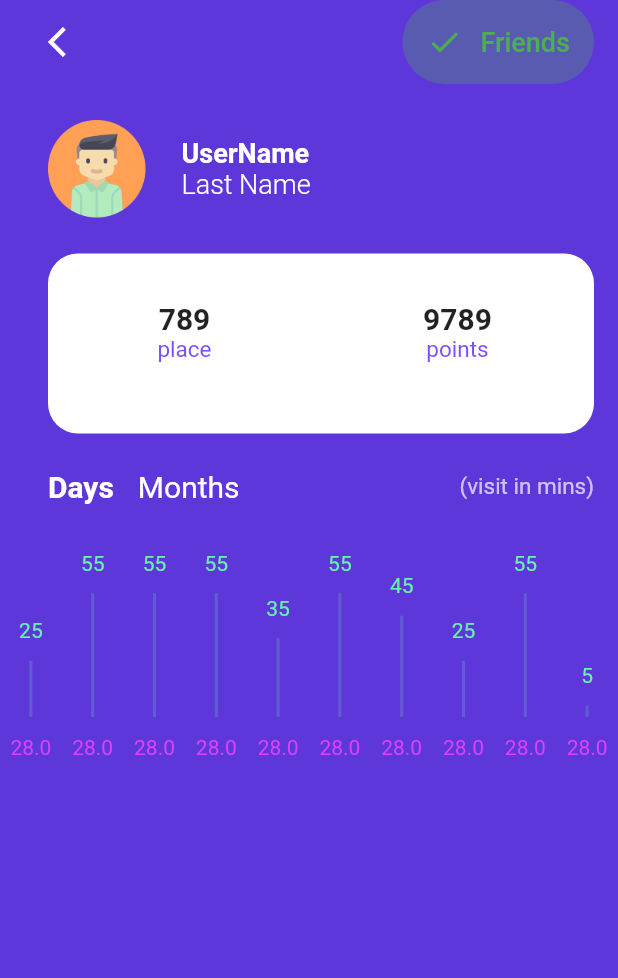
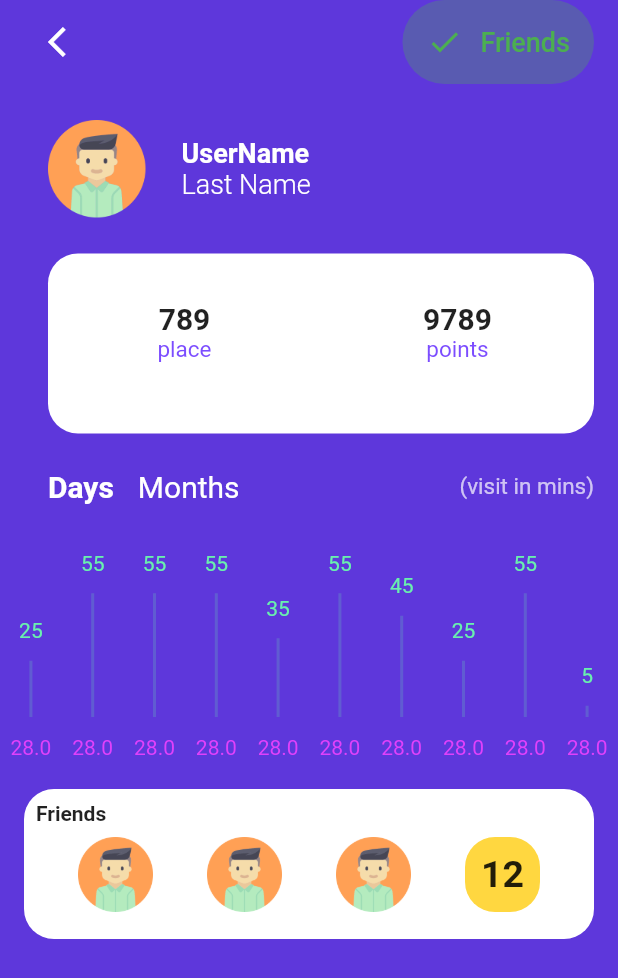
Before and after one commit to OpsonDuran/fitnessapp, a Flutter app: the screen it shows after launch, on a phone screen of 412 x 824 dp. Shown: the top 978 px of the screen. Run offline on Flutter 3.47's test engine with Material 2 defaults, Android fonts, the phone set to English and light mode, and no system bars.

Commit message:
add final widgets and restructuring in class

```diff
--- /dev/null
+++ b/lib/ui/friends_widget.dart
@@ -0,0 +1,74 @@
+import 'package:flutter/material.dart';
+
+class FriendsWidget extends StatelessWidget{
+  @override
+  Widget build(BuildContext context) {
+    return Padding(
+      padding: const EdgeInsets.all(16.0),
+      child: Container(
+          height: 100,
+          decoration: BoxDecoration(
+              color: Colors.white,
+              borderRadius: BorderRadius.circular(20.0)
+          ),
+          child: Padding(
+            padding: const EdgeInsets.all(8.0),
+            child: Column(
+              crossAxisAlignment: CrossAxisAlignment.start,
+              children: <Widget>[
+                Text("Friends",style: TextStyle(
+                  fontWeight: FontWeight.bold ,
+                ),textAlign: TextAlign.start,),
+                Row(
+                  mainAxisAlignment: MainAxisAlignment.spaceEvenly,
+                  children: <Widget>[
+                    friendWidget("assets/Avatar-Image.png"),
+                    friendWidget("assets/Avatar-Image.png"),
+                    friendWidget("assets/Avatar-Image.png"),
+                    Padding(
+                      padding: const EdgeInsets.all(8.0),
+                      child: Container(
+                          height: 50.0,
+                          width: 50.0,
+                          decoration: BoxDecoration(
+                            borderRadius: BorderRadius.circular(20.0),
+                            color: Colors.amberAccent,
+
+                          ),
+
+                          child : Center(
+                            child: Text("12",style: TextStyle(
+                              fontWeight: FontWeight.bold,
+                              fontSize: 25.0,
+                            ),textAlign: TextAlign.center,
+
+                            ),
+                          )
+                      ),
+                    ),
+                  ],
+                )
+              ],
+            ),
+          )
+      ),
+    );
+  }
+
+
+
+  Widget friendWidget(String image) {
+    return Padding(
+      padding: const EdgeInsets.all(8.0),
+      child: Container(
+        height: 50.0,
+        width: 50.0,
+        decoration: BoxDecoration(
+            borderRadius: BorderRadius.circular(20.0),
+            image: DecorationImage(image: AssetImage(image))
+        ),
+      ),
+    );
+  }
+
+}
--- /dev/null
+++ b/lib/ui/graph_widget.dart
@@ -0,0 +1,86 @@
+import 'package:flutter/material.dart';
+
+class GraphWidget extends StatelessWidget {
+  @override
+  Widget build(BuildContext context) {
+    return Column(
+      children: <Widget>[
+        Padding(
+          padding: const EdgeInsets.only(left: 32.0, top: 24.0, right: 16.0),
+          child: Row(
+            mainAxisSize: MainAxisSize.max,
+            children: <Widget>[
+              Text(
+                "Days",
+                style: TextStyle(
+                    color: Colors.white,
+                    fontSize: 20.0,
+                    fontWeight: FontWeight.bold),
+              ),
+              SizedBox(
+                width: 16.0,
+              ),
+              Text("Months",
+                  style: TextStyle(color: Colors.white, fontSize: 20.0)),
+              Expanded(
+                  child: Text("(visit in mins)",
+                      textAlign: TextAlign.end,
+                      style: TextStyle(
+                          color: Colors.white.withOpacity(0.7),
+                          fontSize: 15.0)))
+            ],
+          ),
+        ),
+        SizedBox(height: 24.0),
+        Container(
+          width: double.infinity,
+          height: 150.0,
+          child: Row(
+            mainAxisAlignment: MainAxisAlignment.spaceAround,
+            children: <Widget>[
+              dayItem("28.0", 25),
+              dayItem("28.0", 55),
+              dayItem("28.0", 55),
+              dayItem("28.0", 55),
+              dayItem("28.0", 35),
+              dayItem("28.0", 55),
+              dayItem("28.0", 45),
+              dayItem("28.0", 25),
+              dayItem("28.0", 55),
+              dayItem("28.0", 5),
+            ],
+          ),
+        )
+      ],
+    );
+  }
+
+  Widget dayItem(String day, int value) {
+    var barHeight = 150.0 * value / 100.0;
+    var offsetY = 150.0 - barHeight - 60.0;
+    return Column(
+      children: <Widget>[
+        SizedBox(height: offsetY),
+        Text(
+          value.toString(),
+          style: TextStyle(color: Colors.greenAccent),
+        ),
+        SizedBox(
+          height: 12.0,
+        ),
+        Container(
+          width: 2.0,
+          height: barHeight,
+          color: Colors.greenAccent.withOpacity(0.2),
+        ),
+        SizedBox(
+          height: 12.0,
+        ),
+        Text(day,
+            style: TextStyle(
+              color: Colors.purpleAccent,
+            ))
+      ],
+    );
+  }
+}
--- a/lib/ui/home_page.dart
+++ b/lib/ui/home_page.dart
@@ -1,4 +1,8 @@
 import 'package:flutter/material.dart';
+import '../ui/user_widget.dart';
+import '../ui/points_widget.dart';
+import '../ui/graph_widget.dart';
+import '../ui/friends_widget.dart';
 
 const backgroundColor = Color(0xff5E37DB);
 
@@ -6,7 +10,23 @@ class HomePage extends StatelessWidget {
   @override
   Widget build(BuildContext context) {
     return Scaffold(
-      appBar: AppBar(
+        appBar: Bar(), backgroundColor: backgroundColor, body: Home());
+  }
+}
+
+Widget Home() {
+  return ListView(
+    children: <Widget>[
+      UserWidget(),
+      PointsWidget(),
+      GraphWidget(),
+      FriendsWidget()
+    ],
+  );
+}
+
+Widget Bar() {
+  return AppBar(
     backgroundColor: Colors.transparent,
     elevation: 0.0,
     leading: Row(
@@ -22,8 +42,15 @@ class HomePage extends StatelessWidget {
           decoration: BoxDecoration(
               borderRadius: BorderRadius.circular(40.0),
               color: Colors.green.withOpacity(0.3)),
-              child: MaterialButton(
-                child: Row(
+          child: MaterialButton(child: buttonFirends()),
+        ),
+      )
+    ],
+  );
+}
+
+Widget buttonFirends() {
+  return Row(
     children: <Widget>[
       Icon(
         Icons.check,
@@ -35,198 +62,5 @@ class HomePage extends StatelessWidget {
         style: TextStyle(color: Colors.green, fontSize: 18.0),
       )
     ],
-                ),
-              ),
-            ),
-          )
-        ],
-      ),
-      backgroundColor: backgroundColor,
-      body: Column(
-        children: <Widget>[
-          userWidget(),
-          pointsWidget(),
-          graphWidget(),
-          friendsWidget()
-        ],
-      ),
   );
 }
-
-  Widget userWidget() {
-    return Padding(
-      padding: const EdgeInsets.only(left: 32.0, top: 24.0),
-      child: Row(
-        children: <Widget>[
-          Container(
-            width: 65.0,
-            height: 65.0,
-            decoration: BoxDecoration(
-              borderRadius: BorderRadius.circular(20.0),
-              image:
-                  DecorationImage(image: AssetImage("assets/Avatar-Image.png")),
-            ),
-          ),
-          SizedBox(width: 24.0),
-          Column(
-            crossAxisAlignment: CrossAxisAlignment.start,
-            children: <Widget>[
-              Text(
-                "UserName",
-                style: TextStyle(
-                  color: Colors.white,
-                  fontSize: 18.0,
-                  fontWeight: FontWeight.bold,
-                ),
-              ),
-              Text(
-                "Last Name",
-                style: TextStyle(
-                  color: Colors.white,
-                  fontSize: 18.0,
-                  fontWeight: FontWeight.w300,
-                ),
-              )
-            ],
-          )
-        ],
-      ),
-    );
-  }
-
-  Widget pointsWidget() {
-    return Padding(
-      padding: const EdgeInsets.only(left: 32.0, top: 24.0, right: 16),
-      child: Container(
-        width: double.infinity,
-        height: 120.0,
-        decoration: BoxDecoration(
-            borderRadius: BorderRadius.circular(20.0), color: Colors.white),
-        child: Row(
-          children: <Widget>[
-            Expanded(
-              child: Padding(
-                padding: const EdgeInsets.all(32.0),
-                child: Column(
-                  children: <Widget>[
-                    Text("789",
-                        style: TextStyle(
-                            fontSize: 20.0, fontWeight: FontWeight.bold)),
-                    Text(
-                      "place",
-                      style: TextStyle(
-                          fontSize: 15.0, color: Colors.deepPurpleAccent),
-                    )
-                  ],
-                ),
-              ),
-            ),
-            Expanded(
-              child: Padding(
-                padding: const EdgeInsets.all(32.0),
-                child: Column(
-                  children: <Widget>[
-                    Text(
-                      "9789",
-                      style: TextStyle(
-                          fontSize: 20.0, fontWeight: FontWeight.bold),
-                    ),
-                    Text("points",
-                        style: TextStyle(
-                            fontSize: 15.0, color: Colors.deepPurpleAccent))
-                  ],
-                ),
-              ),
-            )
-          ],
-        ),
-      ),
-    );
-  }
-
-  Widget graphWidget() {
-    return Column(
-      children: <Widget>[
-        Padding(
-          padding: const EdgeInsets.only(left: 32.0, top: 24.0, right: 16.0),
-          child: Row(
-            mainAxisSize: MainAxisSize.max,
-            children: <Widget>[
-              Text(
-                "Days",
-                style: TextStyle(
-                    color: Colors.white,
-                    fontSize: 20.0,
-                    fontWeight: FontWeight.bold),
-              ),
-              SizedBox(
-                width: 16.0,
-              ),
-              Text("Months",
-                  style: TextStyle(color: Colors.white, fontSize: 20.0)),
-              Expanded(
-                  child: Text("(visit in mins)",
-                      textAlign: TextAlign.end,
-                      style: TextStyle(
-                          color: Colors.white.withOpacity(0.7),
-                          fontSize: 15.0)))
-            ],
-          ),
-        ),
-        SizedBox(height: 24.0),
-        Container(
-          width: double.infinity,
-          height: 150.0,
-          child: Row(
-            mainAxisAlignment: MainAxisAlignment.spaceAround,
-            children: <Widget>[
-              dayItem("28.0", 25),
-              dayItem("28.0", 55),
-              dayItem("28.0", 55),
-              dayItem("28.0", 55),
-              dayItem("28.0", 35),
-              dayItem("28.0", 55),
-              dayItem("28.0", 45),
-              dayItem("28.0", 25),
-              dayItem("28.0", 55),
-              dayItem("28.0", 5),
-            ],
-          ),
-        )
-      ],
-    );
-  }
-
-  Widget friendsWidget() {
-    return Container();
-  }
-}
-
-Widget dayItem(String day, int value) {
-  var barHeight = 150.0 * value / 100.0;
-  var offsetY = 150.0 - barHeight - 60.0;
-  return Column(
-    children: <Widget>[
-      SizedBox(height: offsetY),
-      Text(
-        value.toString(),
-        style: TextStyle(color: Colors.greenAccent),
-      ),
-      SizedBox(
-        height: 12.0,
-      ),
-      Container(
-        width: 2.0,
-        height: barHeight,
-        color: Colors.greenAccent.withOpacity(0.2),
-      ),
-      SizedBox(
-        height: 12.0,
-      ),
-      Text(day,
-          style: TextStyle(
-            color: Colors.purpleAccent,
-          ))
-    ],
-  );
-}
--- /dev/null
+++ b/lib/ui/points_widget.dart
@@ -0,0 +1,54 @@
+import 'package:flutter/material.dart';
+
+class PointsWidget extends StatelessWidget {
+  @override
+  Widget build(BuildContext context) {
+    return Padding(
+      padding: const EdgeInsets.only(left: 32.0, top: 24.0, right: 16),
+      child: Container(
+        width: double.infinity,
+        height: 120.0,
+        decoration: BoxDecoration(
+            borderRadius: BorderRadius.circular(20.0), color: Colors.white),
+        child: Row(
+          children: <Widget>[
+            Expanded(
+              child: Padding(
+                padding: const EdgeInsets.all(32.0),
+                child: Column(
+                  children: <Widget>[
+                    Text("789",
+                        style: TextStyle(
+                            fontSize: 20.0, fontWeight: FontWeight.bold)),
+                    Text(
+                      "place",
+                      style: TextStyle(
+                          fontSize: 15.0, color: Colors.deepPurpleAccent),
+                    )
+                  ],
+                ),
+              ),
+            ),
+            Expanded(
+              child: Padding(
+                padding: const EdgeInsets.all(32.0),
+                child: Column(
+                  children: <Widget>[
+                    Text(
+                      "9789",
+                      style: TextStyle(
+                          fontSize: 20.0, fontWeight: FontWeight.bold),
+                    ),
+                    Text("points",
+                        style: TextStyle(
+                            fontSize: 15.0, color: Colors.deepPurpleAccent))
+                  ],
+                ),
+              ),
+            )
+          ],
+        ),
+      ),
+    );
+  }
+}
--- /dev/null
+++ b/lib/ui/user_widget.dart
@@ -0,0 +1,46 @@
+import 'package:flutter/material.dart';
+
+class UserWidget extends StatelessWidget{
+  @override
+  Widget build(BuildContext context) {
+    return Padding(
+      padding: const EdgeInsets.only(left: 32.0, top: 24.0),
+      child: Row(
+        children: <Widget>[
+          Container(
+            width: 65.0,
+            height: 65.0,
+            decoration: BoxDecoration(
+              borderRadius: BorderRadius.circular(20.0),
+              image:
+              DecorationImage(image: AssetImage("assets/Avatar-Image.png")),
+            ),
+          ),
+          SizedBox(width: 24.0),
+          Column(
+            crossAxisAlignment: CrossAxisAlignment.start,
+            children: <Widget>[
+              Text(
+                "UserName",
+                style: TextStyle(
+                  color: Colors.white,
+                  fontSize: 18.0,
+                  fontWeight: FontWeight.bold,
+                ),
+              ),
+              Text(
+                "Last Name",
+                style: TextStyle(
+                  color: Colors.white,
+                  fontSize: 18.0,
+                  fontWeight: FontWeight.w300,
+                ),
+              )
+            ],
+          )
+        ],
+      ),
+    );
+  }
+
+}
```
Lines whose indentation alone changed are shown as unchanged.
